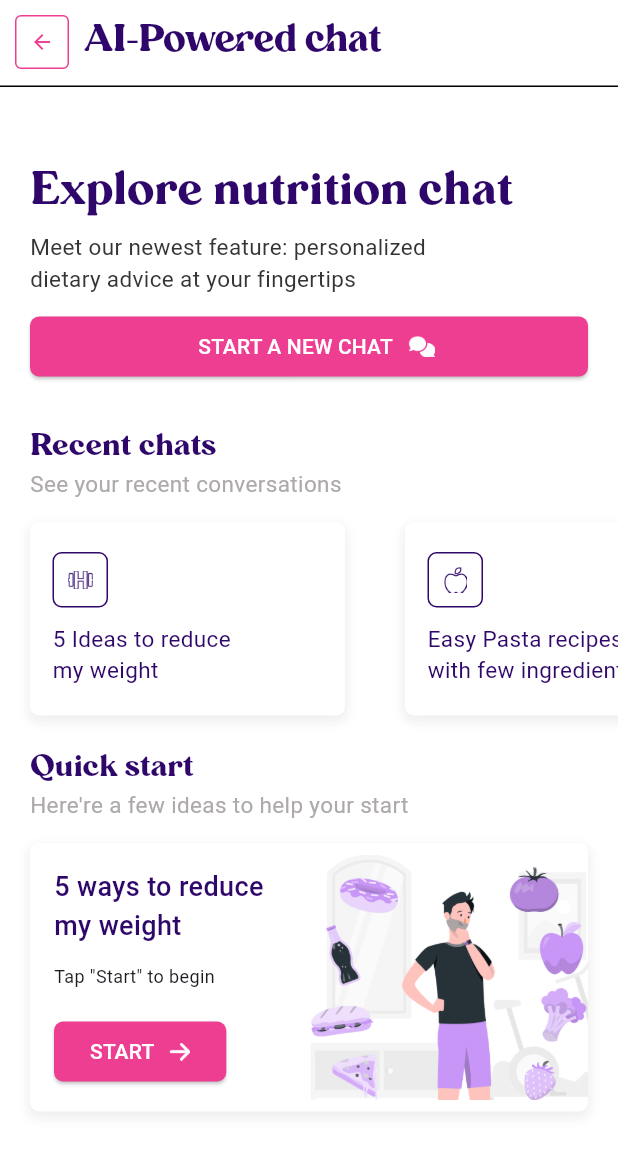
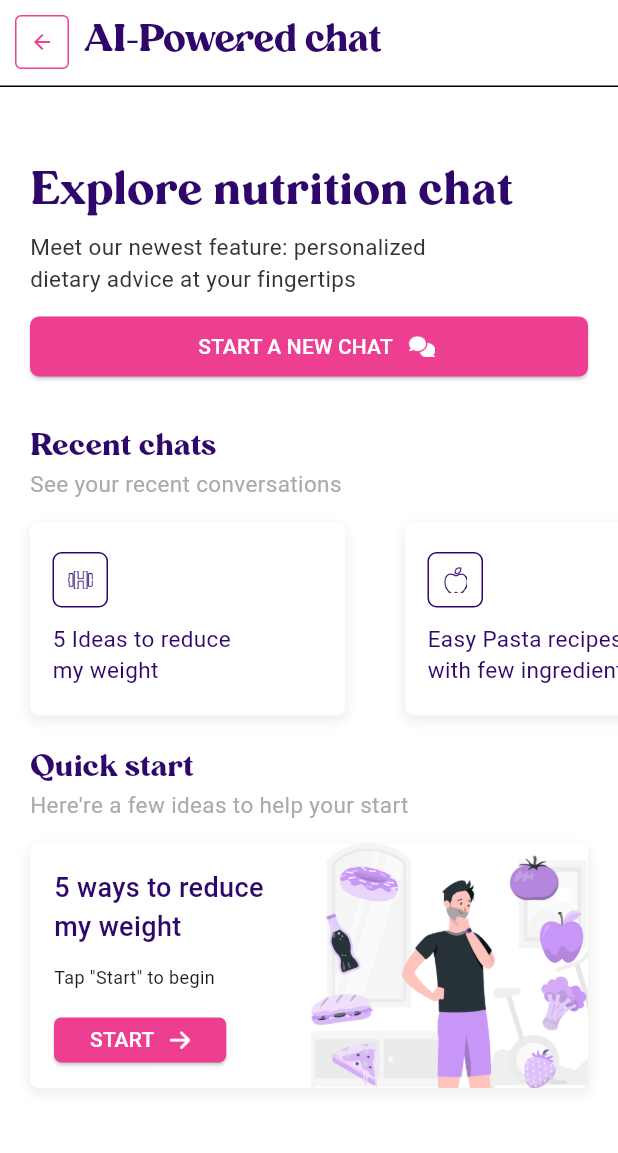
Before and after one commit to eduvzb/reflekt_mobile_test, a Flutter app: the screen it shows after launch, on a phone screen of 412 x 824 dp. Shown: the top 1153 px of the screen. Run offline on Flutter 3.47's test engine with Material 3 defaults, Android fonts, the phone set to English and light mode, and no system bars.

Commit message:
chore: Refactor AI chat screen button styling

```diff
--- a/lib/features/ai_chat/ai_chat_screen.dart
+++ b/lib/features/ai_chat/ai_chat_screen.dart
@@ -192,11 +192,14 @@ class AiChatScreen extends StatelessWidget {
                       ),
                     ),
                     const SizedBox(height: 18.0),
-                    ElevatedButton(
+                    SizedBox(
+                      height: 30,
+                      child: ElevatedButton(
                         onPressed: () {
                           Navigator.of(context).push(
                             MaterialPageRoute(
-                            builder: (context) => const PersonalProfileScreen(),
+                              builder: (context) =>
+                                  const PersonalProfileScreen(),
                             ),
                           );
                         },
@@ -204,7 +207,7 @@ class AiChatScreen extends StatelessWidget {
                           backgroundColor: AppColors.buttonColor,
                           foregroundColor: Colors.white,
                           shape: RoundedRectangleBorder(
-                          borderRadius: BorderRadius.circular(6.0),
+                            borderRadius: BorderRadius.circular(5.0),
                           ),
                         ),
                         child: Wrap(
@@ -224,6 +227,7 @@ class AiChatScreen extends StatelessWidget {
                           ],
                         ),
                       ),
+                    ),
                   ],
                 ),
               ),
```
Lines whose indentation alone changed are shown as unchanged.
